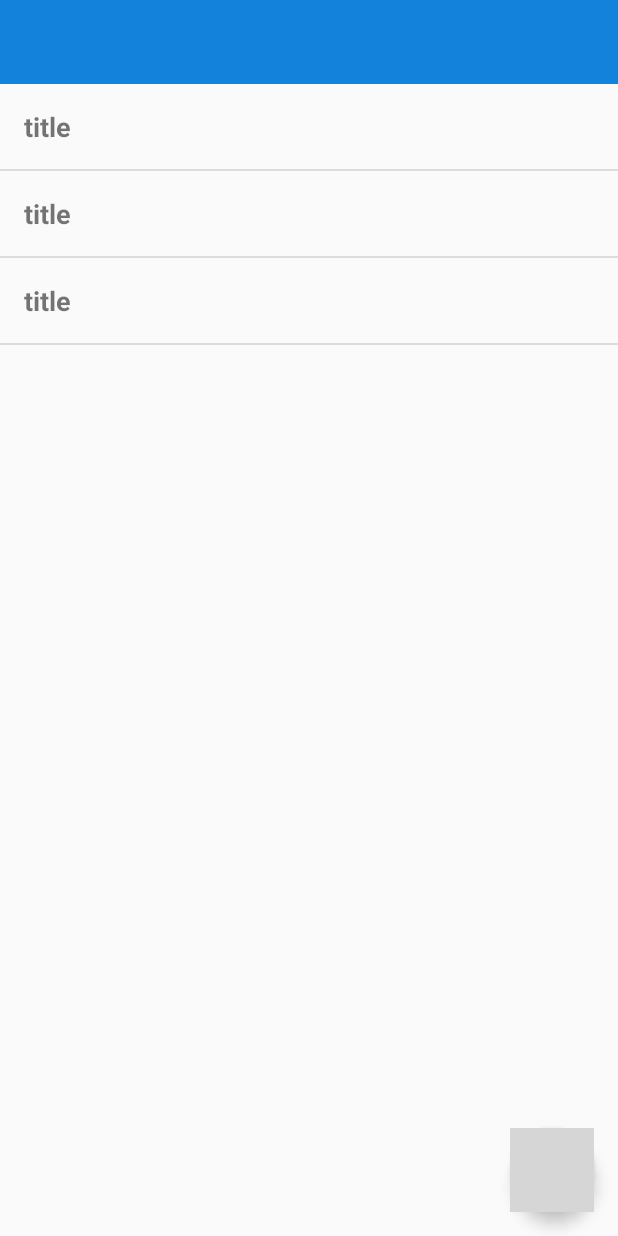
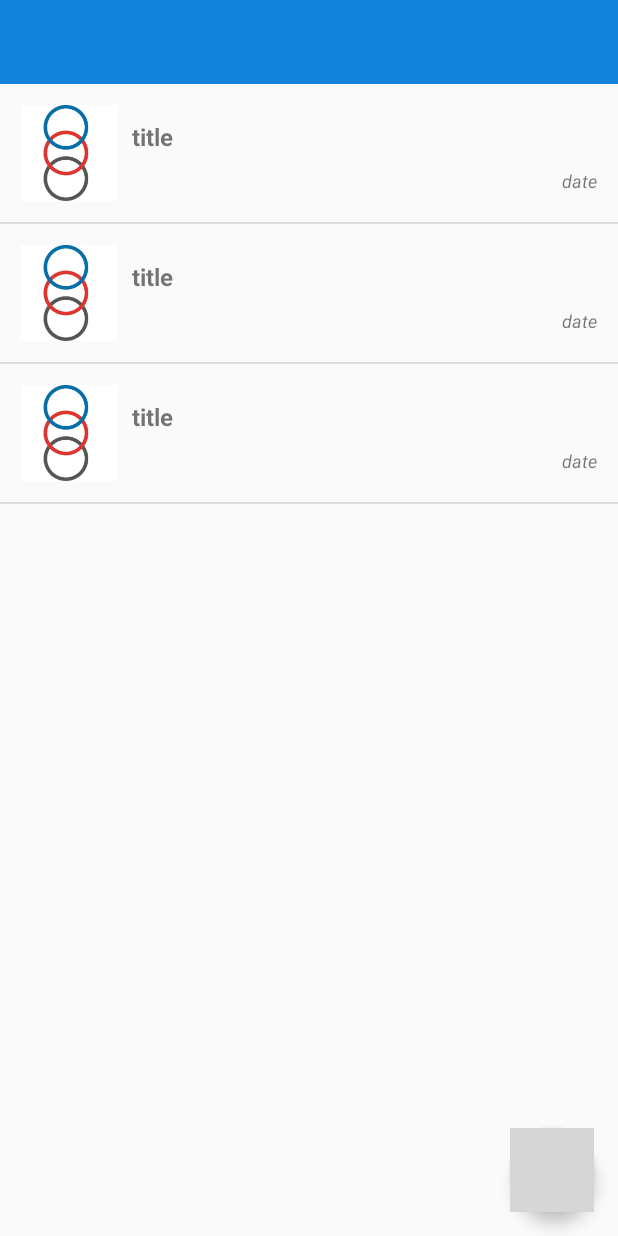
Before and after one commit to TheWombat13/PensionConsultMainPage, an Android app: the layout activity_news.xml on its own in the app's theme, with its tools: preview values and no code run, on a phone screen of 412 x 824 dp. Run offline under Robolectric (Android 15) with nearby library versions, the phone set to English and light mode, and no system bars; grey boxes are pictures that could not be loaded.

Commit message:
Various changes to Newsfeed activity: Added more layout to Newsfeed.  - Image (possibly use external image sources?)  - Date (easily added using Firebase object "date"). Added baseline image logo for Newsfeed articles. Updated Firebase database with new objects. Minor rework of Newsfeed element styling.

```diff
--- a/app/src/main/java/com/example/jonathanlarsen/pensionconsultmainpage/Example.java
+++ b/app/src/main/java/com/example/jonathanlarsen/pensionconsultmainpage/Example.java
@@ -4,6 +4,8 @@ public class Example {
     public Example() {
     }
 
+    public String date;
     public String title;
     public String url;
+    public String picUrl;
 }
--- a/app/src/main/java/com/example/jonathanlarsen/pensionconsultmainpage/exampleAdapter.java
+++ b/app/src/main/java/com/example/jonathanlarsen/pensionconsultmainpage/exampleAdapter.java
@@ -7,6 +7,7 @@ import android.view.LayoutInflater;
 import android.view.View;
 import android.view.ViewGroup;
 import android.widget.ArrayAdapter;
+import android.widget.ImageView;
 import android.widget.TextView;
 
 import com.google.firebase.database.DataSnapshot;
@@ -33,9 +34,14 @@ public class exampleAdapter extends ArrayAdapter<Example> implements ValueEventL
         LayoutInflater layoutInflater = (LayoutInflater) getContext().getSystemService(Context.LAYOUT_INFLATER_SERVICE);
         View rowView = layoutInflater.inflate(R.layout.example_item_view, parent, false);
 
-        TextView article = rowView.findViewById(R.id.title_view);
+        TextView articleTitle = rowView.findViewById(R.id.textViewTitle);
+        TextView articleDate = rowView.findViewById(R.id.textViewDate);
+        ImageView articlePicture = rowView.findViewById(R.id.imageViewPic);
+
         String url = example.url;
-        article.setText(example.title);
+        articleTitle.setText(example.title);
+        articleDate.setText(example.date);
+
 
         return rowView;
     }
--- a/app/src/main/res/layout/example_item_view.xml
+++ b/app/src/main/res/layout/example_item_view.xml
@@ -1,9 +1,34 @@
 <?xml version="1.0" encoding="utf-8"?>
-<TextView xmlns:android="http://schemas.android.com/apk/res/android"
-    android:id="@+id/title_view"
-    android:layout_width="match_parent"
+
+<RelativeLayout xmlns:android="http://schemas.android.com/apk/res/android"
+    android:layout_width="wrap_content"
     android:layout_height="wrap_content"
-    android:padding="16dp"
-    android:text="title"
-    android:textSize="18dp"
-    android:textStyle="bold" />
+    android:padding="14dp">
+
+    <ImageView
+        android:id="@+id/imageViewPic"
+        android:layout_width="64dp"
+        android:layout_height="64dp"
+        android:src="@drawable/pc_logo"/>
+
+    <TextView
+        android:id="@+id/textViewTitle"
+        android:layout_width="match_parent"
+        android:layout_height="wrap_content"
+        android:layout_toRightOf="@id/imageViewPic"
+        android:text="title"
+        android:textSize="16dp"
+        android:padding="10dp"
+        android:textStyle="bold" />
+
+    <TextView
+        android:id="@+id/textViewDate"
+        android:layout_width="match_parent"
+        android:layout_height="wrap_content"
+        android:layout_below="@+id/textViewTitle"
+        android:text="date"
+        android:textSize="12dp"
+        android:gravity="right"
+        android:textStyle="italic"/>
+
+</RelativeLayout>
```
Also changed, not shown: app/src/main/res/drawable/pc_logo.png (added).
